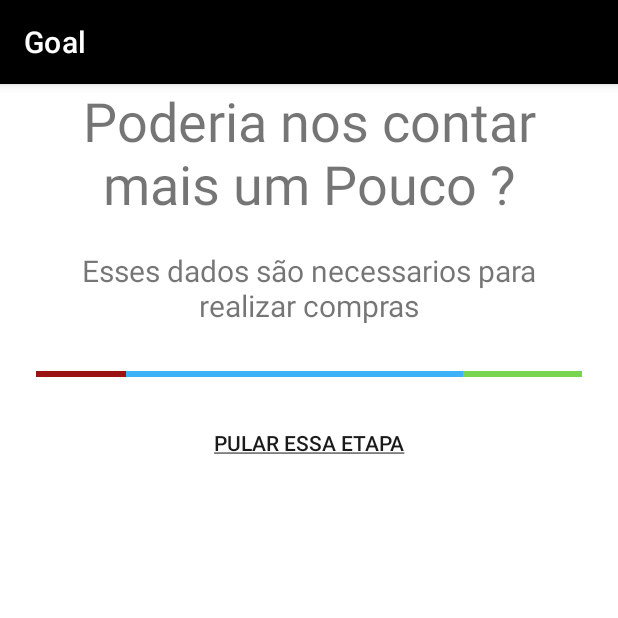
After one commit to GryphoDevelopers/GoalMobile, an Android app: the RegisterForPurchases screen opened directly, with no data from a screen before it, on a phone screen of 412 x 824 dp, the top half of it. The commit adds this screen. Run offline under Robolectric (Android 15) with nearby library versions, the phone set to English and light mode, and no system bars.

Commit message:
Criacao da Segunda Parte do Cadastro

```diff
--- a/app/src/main/AndroidManifest.xml
+++ b/app/src/main/AndroidManifest.xml
@@ -9,7 +9,8 @@
         android:roundIcon="@mipmap/ic_launcher_round"
         android:supportsRtl="true"
         android:theme="@style/Theme.Goal">
-        <activity android:name=".windowIndex"></activity>
+        <activity android:name=".RegisterForPurchases"></activity>
+        <activity android:name=".windowIndex" />
         <activity android:name=".SingInActivity" />
         <activity android:name=".LoginActivity" />
         <activity android:name=".MainActivity">
--- /dev/null
+++ b/app/src/main/java/com/example/goal/RegisterForPurchases.java
@@ -0,0 +1,23 @@
+package com.example.goal;
+
+import androidx.appcompat.app.AppCompatActivity;
+
+import android.content.Intent;
+import android.os.Bundle;
+import android.view.View;
+
+public class RegisterForPurchases extends AppCompatActivity {
+
+    @Override
+    protected void onCreate(Bundle savedInstanceState) {
+        super.onCreate(savedInstanceState);
+        setContentView(R.layout.activity_register_for_purchases);
+    }
+
+    //Metodo para pular o Cadastro Completo
+    public void SkipStep(View view){
+        Intent intentIndex = new Intent(this, windowIndex.class);
+        startActivity(intentIndex);
+    }
+
+}
--- /dev/null
+++ b/app/src/main/res/layout/activity_register_for_purchases.xml
@@ -0,0 +1,61 @@
+<?xml version="1.0" encoding="utf-8"?>
+<androidx.constraintlayout.widget.ConstraintLayout xmlns:android="http://schemas.android.com/apk/res/android"
+    xmlns:app="http://schemas.android.com/apk/res-auto"
+    xmlns:tools="http://schemas.android.com/tools"
+    android:layout_width="match_parent"
+    android:layout_height="match_parent"
+    tools:context=".RegisterForPurchases">
+
+    <TextView
+        android:id="@+id/txt_secondStage"
+        android:layout_width="0dp"
+        android:layout_height="wrap_content"
+        android:layout_marginStart="40dp"
+        android:layout_marginLeft="40dp"
+        android:layout_marginEnd="40dp"
+        android:layout_marginRight="40dp"
+        android:gravity="center"
+        android:text="@string/secondStage_singIn"
+        android:textSize="36sp"
+        app:layout_constraintEnd_toEndOf="parent"
+        app:layout_constraintHorizontal_bias="1.0"
+        app:layout_constraintStart_toStartOf="parent"
+        app:layout_constraintTop_toTopOf="parent" />
+
+    <TextView
+        android:id="@+id/txt_description"
+        android:layout_width="0dp"
+        android:layout_height="wrap_content"
+        android:layout_marginStart="40dp"
+        android:layout_marginLeft="40dp"
+        android:layout_marginTop="20dp"
+        android:layout_marginEnd="40dp"
+        android:layout_marginRight="40dp"
+        android:gravity="center"
+        android:text="@string/description_secondStage"
+        android:textSize="20sp"
+        app:layout_constraintEnd_toEndOf="parent"
+        app:layout_constraintStart_toStartOf="parent"
+        app:layout_constraintTop_toBottomOf="@+id/txt_secondStage" />
+
+    <include
+        android:id="@+id/line_goal4"
+        layout="@layout/line_gol"
+        android:layout_width="wrap_content"
+        android:layout_height="wrap_content"
+        android:layout_marginTop="30dp"
+        app:layout_constraintTop_toBottomOf="@id/txt_description"></include>
+
+    <Button
+        android:id="@+id/btn_nextStage"
+        style="@style/Widget.AppCompat.Button.Borderless"
+        android:layout_width="wrap_content"
+        android:layout_height="wrap_content"
+        android:layout_marginTop="20dp"
+        android:onClick="SkipStep"
+        android:text="@string/next_stage"
+        android:textColor="@color/grey"
+        app:layout_constraintEnd_toEndOf="parent"
+        app:layout_constraintStart_toStartOf="parent"
+        app:layout_constraintTop_toBottomOf="@+id/line_goal4" />
+</androidx.constraintlayout.widget.ConstraintLayout>
--- a/app/src/main/res/values/strings.xml
+++ b/app/src/main/res/values/strings.xml
@@ -34,6 +34,8 @@
     <string name="data_termsUse">Termos de Uso:</string>
     <string name="confirm_TermsUse">Aceito os Termos e Condições de Uso</string>
     <string name="btn_createAcount">Criar Conta</string>
+
+    <!-- Registro para Compras -->
     <string name="secondStage_singIn">Poderia nos contar mais um Pouco ?</string>
     <string name="description_secondStage">Esses dados são necessarios para realizar compras</string>
 </resources>
```
Also changed, not shown: app/src/main/java/com/example/goal/SingInActivity.java (+0 -7 lines), app/src/main/res/layout/activity_sing_in.xml (+5 -51 lines).
